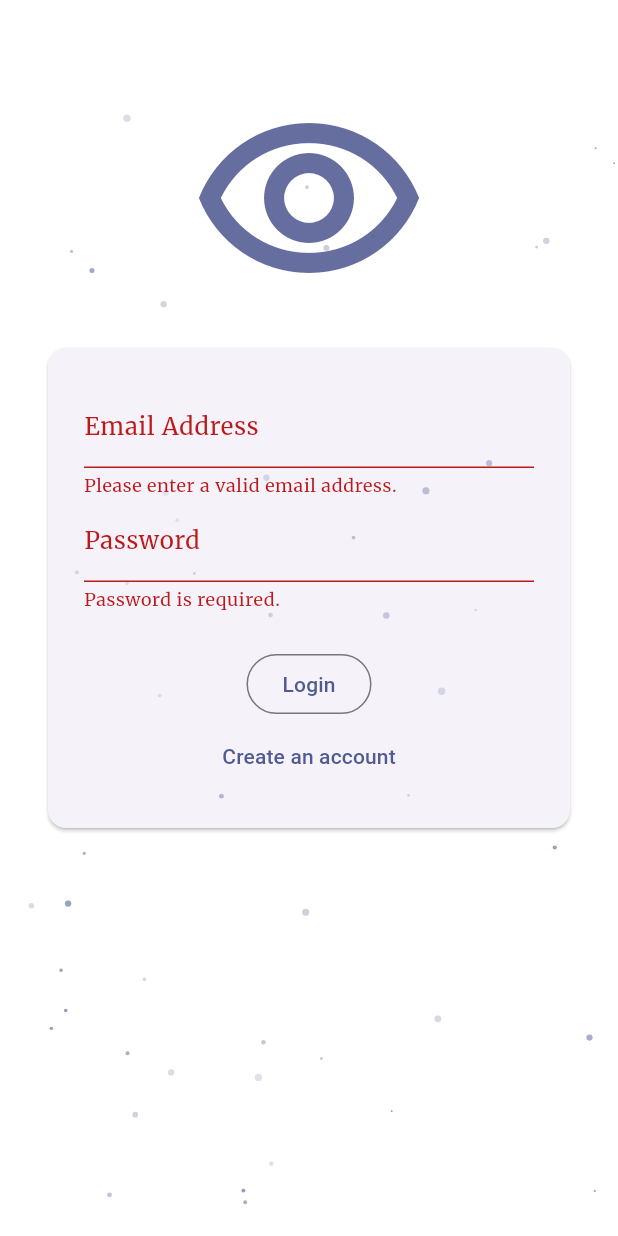
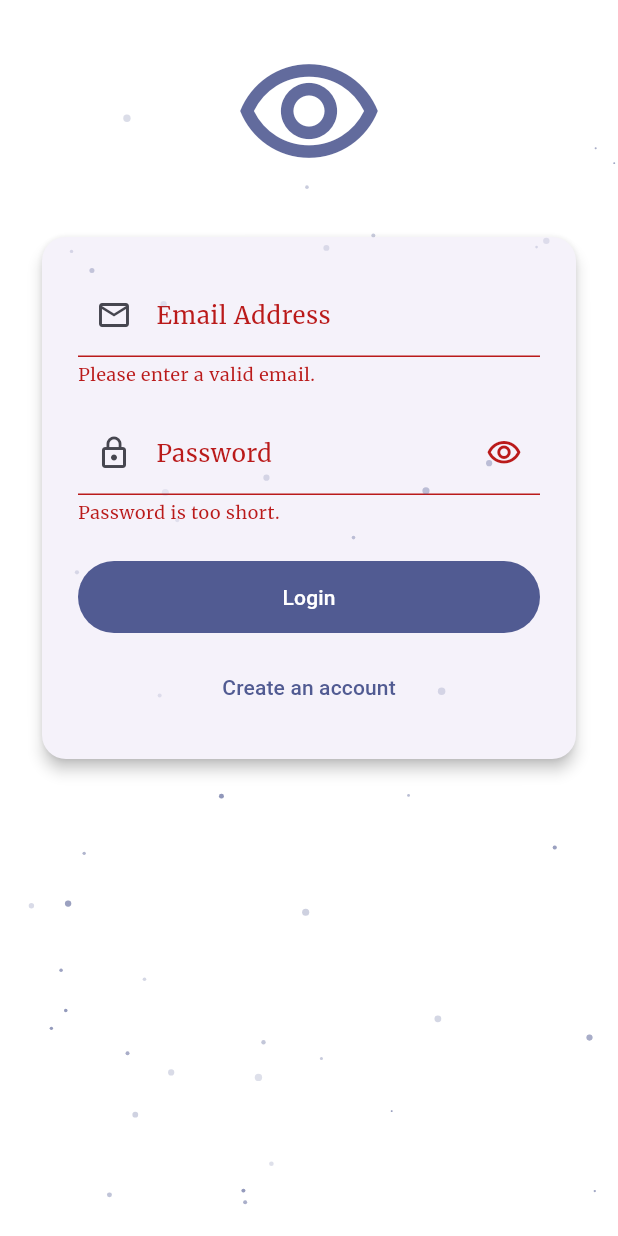
Before and after one commit to jardinefaner/story_v1, a Flutter app: the screen it shows after launch, after a tap on "Login", on a phone screen of 412 x 824 dp. Run offline on Flutter 3.47's test engine with Material 3 defaults, Android fonts, the phone set to English and light mode, and no system bars; our stand-ins replace firebase_auth, firebase_core, google_fonts; accounts and stored records are empty; generated files the repository leaves out were written again.

Commit message:
Remove Scaffold to make it a widget

```diff
--- a/lib/screens/auth_screen.dart
+++ b/lib/screens/auth_screen.dart
@@ -1,7 +1,5 @@
 import 'package:firebase_auth/firebase_auth.dart';
 import 'package:flutter/material.dart';
-
-final _firebase = FirebaseAuth.instance;
 
 class AuthScreen extends StatefulWidget {
   const AuthScreen({super.key});
@@ -11,130 +9,166 @@ class AuthScreen extends StatefulWidget {
 }
 
 class _AuthScreenState extends State<AuthScreen> {
-  final _form = GlobalKey<FormState>();
-  bool _isLogin = true;
-  String _email = '';
-  String _password = '';
+  final _firebase = FirebaseAuth.instance;
+  final _formKey = GlobalKey<FormState>();
+
+  // Compiled regex for performance
+  static final _passwordRegex = RegExp(
+    r'^(?=.*?[A-Z])(?=.*?[a-z])(?=.*?[0-9])(?=.*?[!@#\$&*~]).{8,}$',
+  );
+
+  var _isLogin = true;
+  var _isAuthenticating = false;
+  var _obscurePassword = true;
+  var _enteredEmail = '';
+  var _enteredPassword = '';
 
   void _submit() async {
-    final isValid = _form.currentState!.validate();
-
+    final isValid = _formKey.currentState!.validate();
     if (!isValid) return;
 
-    _form.currentState!.save();
+    _formKey.currentState!.save();
+
+    setState(() => _isAuthenticating = true);
+
     try {
       if (_isLogin) {
-        final credentials = await _firebase.signInWithEmailAndPassword(
-          email: _email,
-          password: _password,
+        await _firebase.signInWithEmailAndPassword(
+          email: _enteredEmail,
+          password: _enteredPassword,
         );
-
       } else {
-        final credentials = await _firebase.createUserWithEmailAndPassword(
-          email: _email,
-          password: _password,
+        await _firebase.createUserWithEmailAndPassword(
+          email: _enteredEmail,
+          password: _enteredPassword,
         );
       }
     } on FirebaseAuthException catch (error) {
+      if (!mounted) return;
       ScaffoldMessenger.of(context).clearSnackBars();
       ScaffoldMessenger.of(context).showSnackBar(
-        SnackBar(content: Text(error.message ?? 'Authentication failed.')),
+        SnackBar(
+          content: Text(error.message ?? 'Authentication failed.'),
+          backgroundColor: Theme.of(context).colorScheme.error,
+        ),
       );
+    } finally {
+      if (mounted) setState(() => _isAuthenticating = false);
     }
   }
 
   @override
   Widget build(BuildContext context) {
-    return Scaffold(
-      backgroundColor: Colors.transparent,
-      body: SingleChildScrollView(
+    final colorScheme = Theme.of(context).colorScheme;
+
+    // We use Center + SingleChildScrollView to ensure the form
+    // stays in the middle but scrolls if the keyboard covers it.
+    return SingleChildScrollView(
+      padding: const EdgeInsets.all(24),
       child: Column(
-          mainAxisAlignment: MainAxisAlignment.start,
+        mainAxisAlignment: MainAxisAlignment.center,
         children: [
-            // Story LOGO
-            Container(
-              margin: const EdgeInsets.only(top: 32),
-              width: 200,
-              height: 200,
-              child: Icon(
+          // LOGO
+          Icon(
             Icons.remove_red_eye_outlined,
-                size: 160,
-                color: Theme.of(context).colorScheme.primary.withAlpha(225),
+            size: 100,
+            // Make sure the logo is visible against the dust background
+            color: colorScheme.primary.withOpacity(0.9),
           ),
+          const SizedBox(height: 30),
+
+          // FORM CARD
+          ConstrainedBox(
+            constraints: const BoxConstraints(maxWidth: 400),
+            child: Card(
+              elevation: 4,
+              shape: RoundedRectangleBorder(
+                borderRadius: BorderRadius.circular(16),
               ),
-
-            // FORM
-            Card(
-              margin: const EdgeInsets.symmetric(horizontal: 32),
-              child: SingleChildScrollView(
               child: Padding(
                 padding: const EdgeInsets.all(24),
                 child: Form(
-                    key: _form,
+                  key: _formKey,
                   child: Column(
                     mainAxisSize: MainAxisSize.min,
                     children: [
-                        // EMAIL ADDRESS input
+                      // EMAIL
                       TextFormField(
                         decoration: const InputDecoration(
                           labelText: 'Email Address',
+                          prefixIcon: Icon(Icons.email_outlined),
                         ),
                         keyboardType: TextInputType.emailAddress,
                         autocorrect: false,
                         textCapitalization: TextCapitalization.none,
+                        autofillHints: const [AutofillHints.email],
+                        textInputAction: TextInputAction.next,
                         validator: (value) {
-                            if (value == null ||
-                                value.trim().isEmpty ||
-                                !value.contains('@')) {
-                              return 'Please enter a valid email address.';
+                          if (value == null || !value.contains('@')) {
+                            return 'Please enter a valid email.';
                           }
-
                           return null;
                         },
-                          onSaved: (value) {
-                            _email = value!;
-                          },
+                        onSaved: (value) => _enteredEmail = value!,
                       ),
+                      const SizedBox(height: 16),
 
                       // PASSWORD
                       TextFormField(
-                          decoration: const InputDecoration(
+                        decoration: InputDecoration(
                           labelText: 'Password',
+                          prefixIcon: const Icon(Icons.lock_outline),
+                          suffixIcon: IconButton(
+                            icon: Icon(_obscurePassword
+                                ? Icons.visibility_outlined
+                                : Icons.visibility_off_outlined),
+                            onPressed: () {
+                              setState(() => _obscurePassword = !_obscurePassword);
+                            },
                           ),
-                          obscureText: true,
+                        ),
+                        obscureText: _obscurePassword,
+                        autofillHints: const [AutofillHints.password],
+                        textInputAction: TextInputAction.done,
+                        onFieldSubmitted: (_) => _submit(),
                         validator: (value) {
-                            if (value == null || value.isEmpty) {
-                              return 'Password is required.';
+                          if (value == null || value.length < 8) {
+                            return 'Password is too short.';
                           }
-                            // Regex for minimum 8 characters, at least one uppercase,
-                            // one lowercase, one digit, and one special character.
-                            // You can customize the special characters within the [ ... ] block.
-                            String pattern =
-                                r'^(?=.*?[A-Z])(?=.*?[a-z])(?=.*?[0-9])(?=.*?[!@#\$&*~]).{8,}$';
-                            RegExp regex = RegExp(pattern);
-
-                            if (!regex.hasMatch(value)) {
-                              return 'Password must be at least 8 characters and include: uppercase, lowercase, digit, and special character (!@#\$&*~).';
+                          if (!_isLogin && !_passwordRegex.hasMatch(value)) {
+                            return 'Requires Upper, Lower, Number & Symbol.';
                           }
-
-                            return null; // The password is valid
+                          return null;
                         },
-                          onSaved: (value) {
-                            _password = value!;
-                          },
+                        onSaved: (value) => _enteredPassword = value!,
                       ),
 
                       const SizedBox(height: 24),
 
-                        OutlinedButton(
+                      // SUBMIT BUTTON
+                      if (_isAuthenticating)
+                        const CircularProgressIndicator()
+                      else
+                        SizedBox(
+                          width: double.infinity,
+                          child: FilledButton(
                             onPressed: _submit,
+                            style: FilledButton.styleFrom(
+                              padding: const EdgeInsets.symmetric(vertical: 14),
+                            ),
                             child: Text(_isLogin ? 'Login' : 'Sign Up'),
                           ),
+                        ),
 
+                      const SizedBox(height: 12),
+
+                      // SWITCH MODE
+                      if (!_isAuthenticating)
                         TextButton(
                           onPressed: () {
                             setState(() {
                               _isLogin = !_isLogin;
+                              _formKey.currentState?.reset();
                             });
                           },
                           child: Text(
@@ -151,7 +185,6 @@ class _AuthScreenState extends State<AuthScreen> {
           ),
         ],
       ),
-      ),
     );
   }
 }
```
Lines whose indentation alone changed are shown as unchanged.
